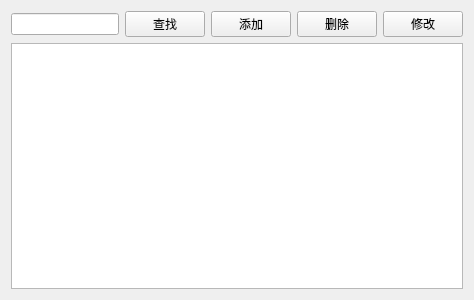
Old version of the form patientview.ui in the repository hanzhuk/Lab4.
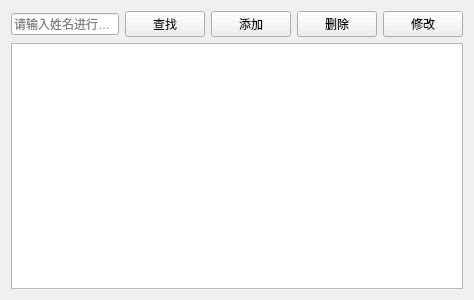
New version of the form. Icons and pictures are not drawn.

```diff
--- a/patientview.ui
+++ b/patientview.ui
@@ -24,6 +24,9 @@
          <verstretch>0</verstretch>
         </sizepolicy>
        </property>
+       <property name="placeholderText">
+        <string>请输入姓名进行查找</string>
+       </property>
       </widget>
      </item>
      <item>
```
Left out of the diff: 20 changed lines with no effect on the pictures.
